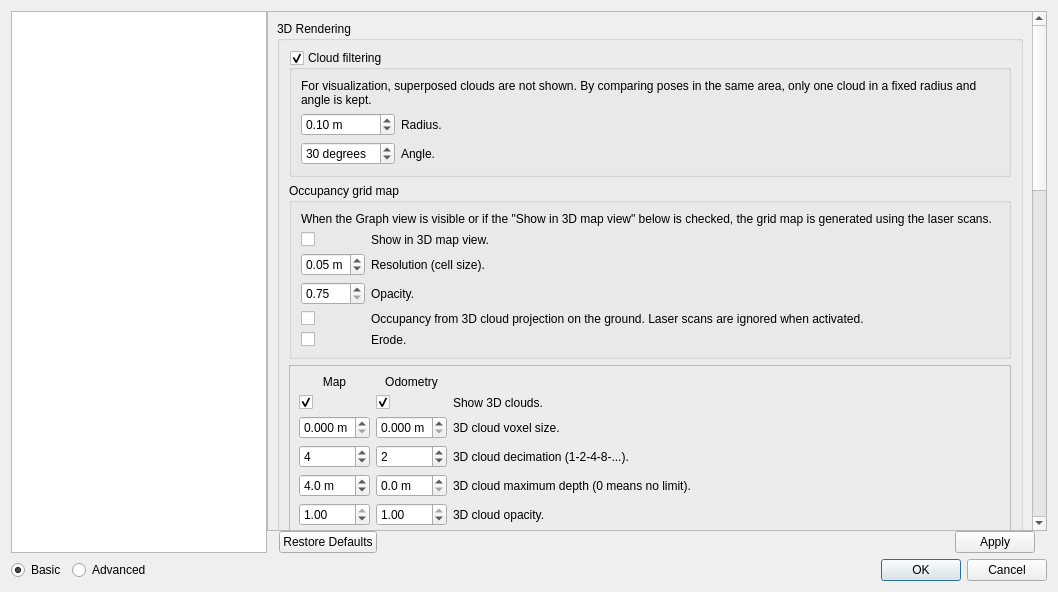
Old version of the form guilib/src/ui/preferencesDialog.ui in the repository introlab/rtabmap.
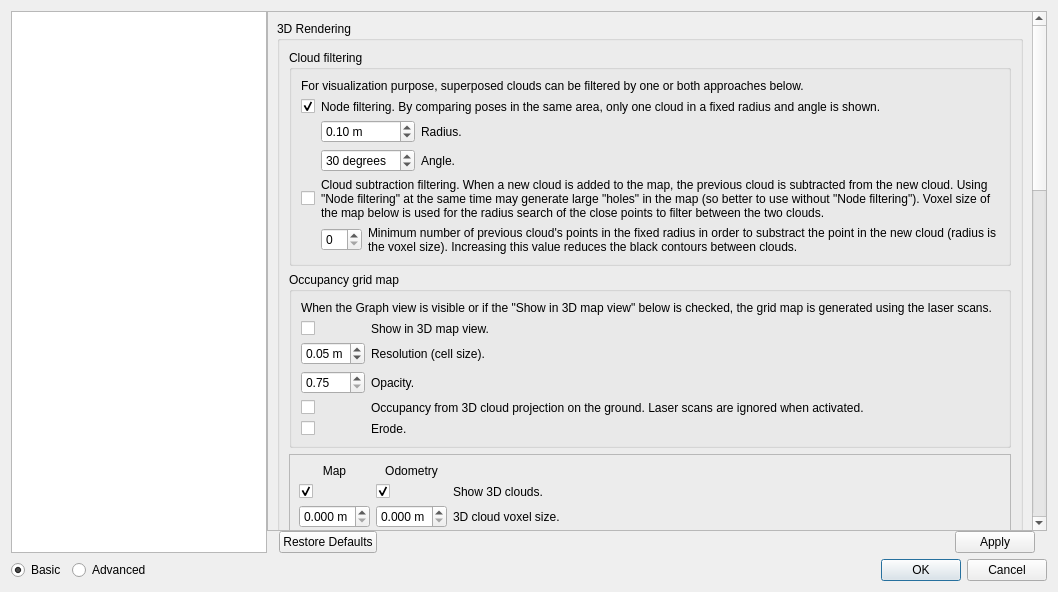
New version of the form. The open tabs and pages were chosen to show the change. Icons and pictures are not drawn. Custom widgets are drawn as their Qt base class.

Commit message: added subtractFiltering() method to filter point clouds by subtracting the previous cloud

Patch:
```diff
--- a/guilib/src/ui/preferencesDialog.ui
+++ b/guilib/src/ui/preferencesDialog.ui
@@ -351,24 +351,36 @@
                        <string>Cloud filtering</string>
                       </property>
                       <property name="checkable">
-                       <bool>true</bool>
+                       <bool>false</bool>
                       </property>
                       <property name="checked">
-                       <bool>true</bool>
+                       <bool>false</bool>
                       </property>
                       <layout class="QVBoxLayout" name="verticalLayout_37">
                        <item>
+                        <widget class="QLabel" name="label_160">
+                         <property name="text">
+                          <string>For visualization purpose, superposed clouds can be filtered by one or both approaches below.</string>
+                         </property>
+                         <property name="wordWrap">
+                          <bool>true</bool>
+                         </property>
+                        </widget>
+                       </item>
+                       <item>
+                        <layout class="QGridLayout" name="gridLayout_64" columnstretch="0,1">
+                         <item row="0" column="1">
                         <widget class="QLabel" name="label_33">
                          <property name="text">
-                          <string>For visualization, superposed clouds are not shown. By comparing poses in the same area, only one cloud in a fixed radius and angle is kept.</string>
+                            <string>Node filtering. By comparing poses in the same area, only one cloud in a fixed radius and angle is shown.</string>
                          </property>
                          <property name="wordWrap">
                           <bool>true</bool>
                          </property>
                         </widget>
                        </item>
-                       <item>
-                        <layout class="QGridLayout" name="gridLayout_17" rowstretch="0,0" columnstretch="0,1">
+                         <item row="1" column="1">
+                          <layout class="QGridLayout" name="gridLayout_17" columnstretch="0,1">
                          <item row="0" column="0">
                           <widget class="QDoubleSpinBox" name="doubleSpinBox_cloudFilterRadius">
                            <property name="suffix">
@@ -411,6 +423,52 @@
                             <string>Angle.</string>
                            </property>
                           </widget>
+                           </item>
+                          </layout>
+                         </item>
+                         <item row="0" column="0">
+                          <widget class="QCheckBox" name="checkBox_nodeFiltering">
+                           <property name="text">
+                            <string/>
+                           </property>
+                           <property name="checked">
+                            <bool>true</bool>
+                           </property>
+                          </widget>
+                         </item>
+                         <item row="2" column="1">
+                          <widget class="QLabel" name="label_161">
+                           <property name="text">
+                            <string>Cloud subtraction filtering. When a new cloud is added to the map, the previous cloud is subtracted from the new cloud. Using &quot;Node filtering&quot; at the same time may generate large &quot;holes&quot; in the map (so better to use without &quot;Node filtering&quot;). Voxel size of the map below is used for the radius search of the close points to filter between the two clouds.</string>
+                           </property>
+                           <property name="wordWrap">
+                            <bool>true</bool>
+                           </property>
+                          </widget>
+                         </item>
+                         <item row="2" column="0">
+                          <widget class="QCheckBox" name="checkBox_subtractFiltering">
+                           <property name="text">
+                            <string/>
+                           </property>
+                          </widget>
+                         </item>
+                         <item row="3" column="1">
+                          <layout class="QGridLayout" name="gridLayout_65" columnstretch="0,1">
+                           <item row="0" column="1">
+                            <widget class="QLabel" name="label_174">
+                             <property name="text">
+                              <string>Minimum number of previous cloud's points in the fixed radius in order to substract the point in the new cloud (radius is the voxel size). Increasing this value reduces the black contours between clouds.</string>
+                             </property>
+                             <property name="wordWrap">
+                              <bool>true</bool>
+                             </property>
+                            </widget>
+                           </item>
+                           <item row="0" column="0">
+                            <widget class="QSpinBox" name="spinBox_substractFilteringMinPts"/>
+                           </item>
+                          </layout>
                          </item>
                         </layout>
                        </item>
```
Left out of the diff: 4 changed lines with no effect on the pictures. Lines whose indentation alone changed are shown as unchanged. The commit also changes 9 other files.
